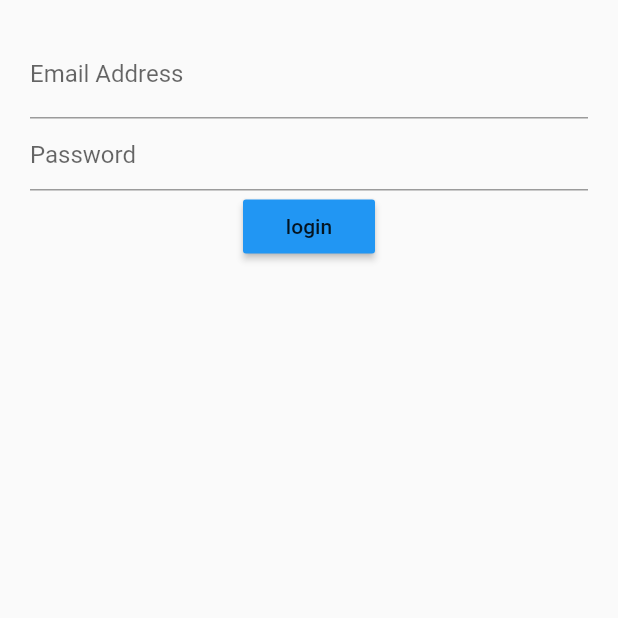
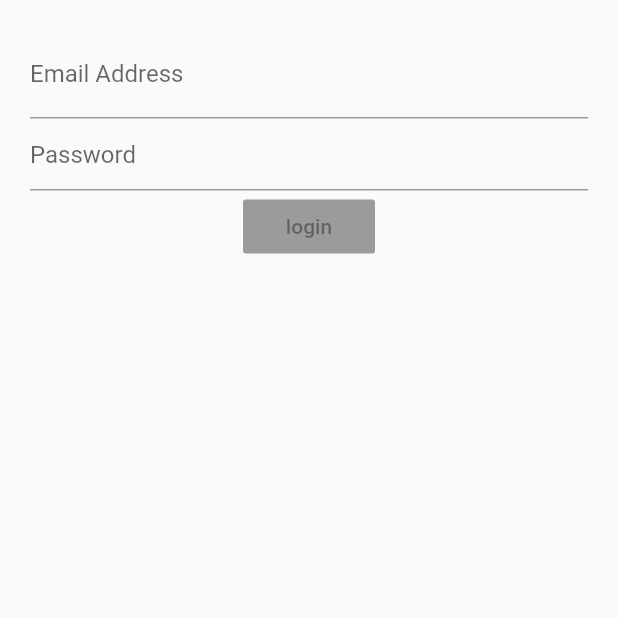
Before and after one commit to fanatic75/FlutterLoginBloc, a Flutter app: the screen it shows after launch, on a phone screen of 412 x 824 dp, the top half of it. Run offline on Flutter 3.47's test engine with Material 2 defaults, Android fonts, the phone set to English and light mode, and no system bars; our stand-ins replace rxdart.

Commit message:
added instance scoped bloc for the login with rxdart combine two streams for the submit button.

```diff
--- a/lib/Components/app.dart
+++ b/lib/Components/app.dart
@@ -1,13 +1,16 @@
 import 'package:flutter/material.dart';
 import "./loginscreen.dart";
-class App extends StatelessWidget{
+import "../blocs/provider.dart";
+
+class App extends StatelessWidget {
   @override
   Widget build(BuildContext context) {
-    return MaterialApp(
+    return Provider(
+        child: MaterialApp(
       title: "Bloc App",
       home: Scaffold(
         body: LoginScreen(),
       ),
-    );
+    ));
   }
 }
--- a/lib/Components/loginscreen.dart
+++ b/lib/Components/loginscreen.dart
@@ -1,18 +1,24 @@
 import "package:flutter/material.dart";
 import "../blocs/bloc.dart";
+import "../blocs/provider.dart";
 
 class LoginScreen extends StatelessWidget {
   @override
   Widget build(BuildContext context) {
+    final bloc = Provider.of(context);
     return (Container(
       padding: EdgeInsets.all(20.0),
       child: Column(
-        children: <Widget>[emailField(), passwordField(), submitButton()],
+        children: <Widget>[
+          emailField(bloc),
+          passwordField(bloc),
+          submitButton(bloc)
+        ],
       ),
     ));
   }
 
-  Widget emailField() {
+  Widget emailField(Bloc bloc) {
     return StreamBuilder(
       stream: bloc.email,
       builder: (context, snapshot) {
@@ -29,7 +35,7 @@ class LoginScreen extends StatelessWidget {
     );
   }
 
-  Widget passwordField() {
+  Widget passwordField(Bloc bloc) {
     return StreamBuilder(
         stream: bloc.password,
         builder: (context, snapshot) {
@@ -44,11 +50,17 @@ class LoginScreen extends StatelessWidget {
         });
   }
 
-  Widget submitButton() {
-    return RaisedButton(
-      child: Text("login"),
-      onPressed: () {},
-      color: Colors.blue,
+  Widget submitButton(Bloc bloc) {
+    return StreamBuilder(
+      stream: bloc.submitButton,
+      builder: (context, snapshot) {
+        return RaisedButton(
+          child: Text("login"),
+          onPressed: snapshot.hasData
+            ? (){ print("Submitted");}:null,
+          color: Colors.blue,
+        );
+      },
     );
   }
 }
--- a/lib/blocs/bloc.dart
+++ b/lib/blocs/bloc.dart
@@ -1,13 +1,14 @@
 import "dart:async";
 import "../Mixins/validators.dart";
+import "package:rxdart/rxdart.dart";
 class Bloc extends Object with Validators{
-  final _emailController =  StreamController<String>();
-  final _passwordController =  StreamController<String>();
+  final _emailController =  BehaviorSubject<String>();
+  final _passwordController =  BehaviorSubject<String>();
 
 
   Function(String) get changeEmail => _emailController.sink.add;
   Stream<String> get email => _emailController.stream.transform(validateEmail);
-
+  Stream<bool> get submitButton => Observable.combineLatest2(email, password, (e,p)=>true);
   Function(String) get changePassword => _passwordController.sink.add;
   Stream<String> get password => _passwordController.stream.transform(validatePassword);
 
@@ -17,4 +18,3 @@ class Bloc extends Object with Validators{
 
   }
 }
-final bloc = Bloc();
--- /dev/null
+++ b/lib/blocs/provider.dart
@@ -0,0 +1,15 @@
+import "package:flutter/material.dart";
+import "./bloc.dart";
+
+class Provider extends InheritedWidget {
+  final bloc = Bloc();
+
+  Provider({Key key, Widget child}) : super(key: key, child: child);
+
+  @override
+  bool updateShouldNotify(_) => true;
+
+  static Bloc of(BuildContext context) {
+    return (context.inheritFromWidgetOfExactType(Provider) as Provider).bloc;
+  }
+}
--- a/pubspec.yaml
+++ b/pubspec.yaml
@@ -23,6 +23,9 @@ dependencies:
   # The following adds the Cupertino Icons font to your application.
   # Use with the CupertinoIcons class for iOS style icons.
   cupertino_icons: ^0.1.2
+  wordpress_api: ^0.1.2+5
+  http: ^0.12.0+2
+  rxdart: ^0.21.0
 
 dev_dependencies:
   flutter_test:
```
Also changed, not shown: pubspec.lock.
